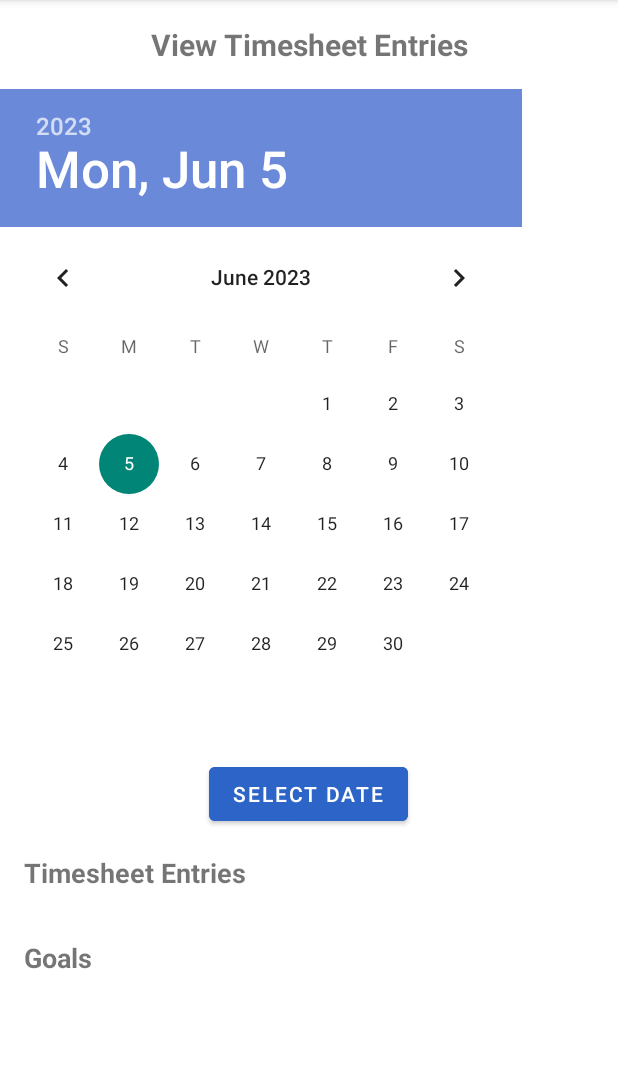
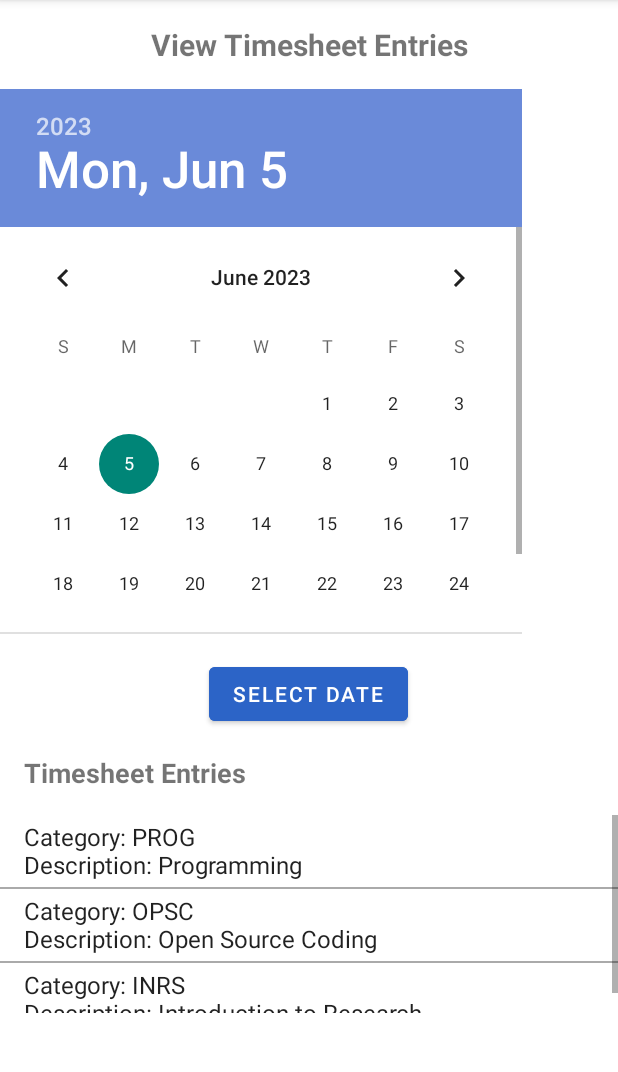
Before and after one commit to AdamJSwain/OPSC7311_PROTOTYPEapp, an Android app: the fragment ViewFragment shown on its own in the app's theme, on a phone screen of 412 x 824 dp, the part 84-1156 px from its top. Run offline under Robolectric (Android 15) with nearby library versions, the light colour scheme and no system bars.

Commit message:
Updated View classes, now prints hardcoded items from Array

```diff
--- a/app/src/main/java/com/example/opsc7311_prototypeapp/TimeSheetEntry.kt
+++ b/app/src/main/java/com/example/opsc7311_prototypeapp/TimeSheetEntry.kt
@@ -9,7 +9,7 @@ class TimeSheetEntry {
 
     var description: String =""
 
-    var startDate = Date()
+    var startDate: String = ""
 
     var startTime: String = ""
 
@@ -20,6 +20,17 @@ class TimeSheetEntry {
             TODO()
         }
         set(value) {}
+    constructor(category: String, description: String, startDate: String, startTime: String, endTime: String)
+    {
+        this.category = category
+        this.description = description
+        this.startDate = startDate
+        this.startTime = startTime
+        this.endTime = endTime
+    }
+    override fun toString(): String {
+       return "Category: " + category + "\r\n" + "Description: " + description
+    }
 
 
 }
--- a/app/src/main/java/com/example/opsc7311_prototypeapp/ui/view/ViewFragment.kt
+++ b/app/src/main/java/com/example/opsc7311_prototypeapp/ui/view/ViewFragment.kt
@@ -10,7 +10,6 @@ import androidx.lifecycle.ViewModelProvider
 import com.example.opsc7311_prototypeapp.TimeSheetEntry
 import com.example.opsc7311_prototypeapp.Worker
 import com.example.opsc7311_prototypeapp.databinding.FragmentViewBinding
-import android.widget.AdapterView
 
 class ViewFragment : Fragment() {
 
@@ -28,11 +27,21 @@ class ViewFragment : Fragment() {
 
         val worker = Worker()
 
-        val adapter: ArrayAdapter<TimeSheetEntry>
+        val adapter: ArrayAdapter<*>
 
-        //binding.listViewEntries.adapter = ArrayAdapter<TimeSheetEntry>(this, android.R.layout.simple_list_item_1, worker.objectList)
+
+
+        worker.objectList.add(TimeSheetEntry("PROG", "Programming", "2023-01-01", "2pm", "3pm"))
+        worker.objectList.add(TimeSheetEntry("OPSC", "Open Source Coding", "2023-02-02", "2pm", "3pm"))
+        worker.objectList.add(TimeSheetEntry("INRS", "Introduction to Research", "2023-01-01", "2pm", "3pm"))
+
+
+
 
         _binding = FragmentViewBinding.inflate(inflater, container, false)
+
+        binding.listViewEntries.adapter = ArrayAdapter<TimeSheetEntry>(requireContext(), android.R.layout.simple_list_item_1, worker.objectList)
+
 
         binding.buttonSelectDate.setOnClickListener()
         {
--- a/app/src/main/res/layout/fragment_view.xml
+++ b/app/src/main/res/layout/fragment_view.xml
@@ -25,10 +25,10 @@
             <DatePicker
                 android:id="@+id/datePicker"
                 android:layout_width="match_parent"
-                android:layout_height="wrap_content"
+                android:layout_height="363dp"
                 android:layout_below="@id/textViewTitle"
                 android:layout_marginTop="16dp"
-                android:theme="@style/CustomTimePicker"/>
+                android:theme="@style/CustomTimePicker" />
 
             <Button
                 android:id="@+id/buttonSelectDate"
@@ -59,34 +59,11 @@
                     <ListView
                         android:id="@+id/listViewEntries"
                         android:layout_width="match_parent"
-                        android:layout_height="wrap_content"
+                        android:layout_height="132dp"
                         android:divider="@android:color/darker_gray"
                         android:dividerHeight="1dp" />
 
-                    <TextView
-                        android:id="@+id/textViewGoals"
-                        android:layout_width="match_parent"
-                        android:layout_height="wrap_content"
-                        android:text="Goals"
-                        android:textSize="18sp"
-                        android:textStyle="bold"
-                        android:padding="16dp"
-                        android:hint="See Goals Here"/>
 
-                    <ListView
-                        android:id="@+id/listViewGoals"
-                        android:layout_width="match_parent"
-                        android:layout_height="wrap_content"
-                        android:divider="@android:color/darker_gray"
-                        android:dividerHeight="1dp" />
-
-                    <ImageView
-                        android:id="@+id/imageViewTimeEntry"
-                        android:layout_width="match_parent"
-                        android:layout_height="wrap_content"
-                        android:scaleType="centerCrop"
-                        android:adjustViewBounds="true"
-                        android:layout_marginTop="16dp" />
 
                 </LinearLayout>
 
```
